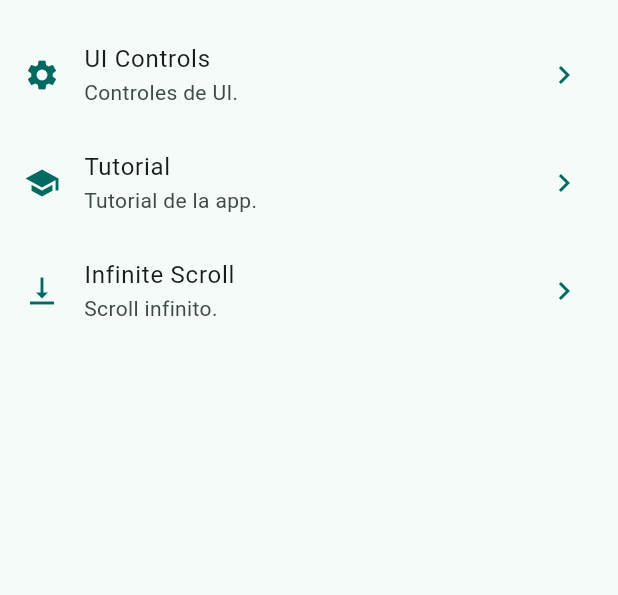
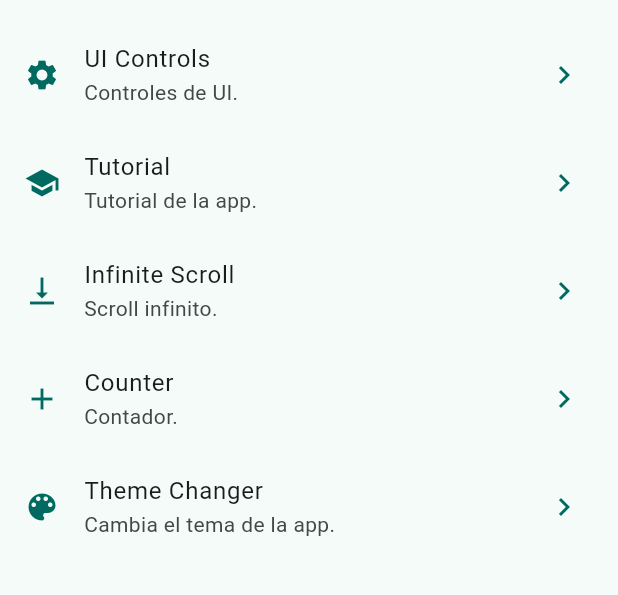
Before and after one commit to Jose-01010000/widget_app, a Flutter app: the screen it shows after launch, on a phone screen of 412 x 824 dp, the part 603-1198 px from its top. Run offline on Flutter 3.47's test engine with Material 2 defaults, Android fonts, the phone set to English and light mode, and no system bars; our stand-ins replace animate_do, go_router.

Commit message:
Agregado ruta counterScreen y ThemeScreen.

```diff
--- a/lib/config/menu_items/menu_items.dart
+++ b/lib/config/menu_items/menu_items.dart
@@ -62,4 +62,16 @@ const appMenuItem = <MenuItem>[
     link: '/infinite',
     icon: Icons.vertical_align_bottom,
   ),
+  MenuItem(
+    title: 'Counter',
+    subtitle: 'Contador.',
+    link: '/counter',
+    icon: Icons.add,
+  ),
+  MenuItem(
+    title: 'Theme Changer',
+    subtitle: 'Cambia el tema de la app.',
+    link: '/theme_changer',
+    icon: Icons.color_lens_rounded,
+  ),
 ];
--- a/lib/config/router/app_router.dart
+++ b/lib/config/router/app_router.dart
@@ -50,5 +50,15 @@ final appRouter = GoRouter(
       name: InfiniteScrollScreen.name,
       builder: (context, state) => const InfiniteScrollScreen(),
     ),
+    GoRoute(
+      path: '/counter',
+      name: CounterScreen.name,
+      builder: (context, state) => const CounterScreen(),
+    ),
+    GoRoute(
+      path: '/theme_changer',
+      name: ThemeCHangerScreen.name,
+      builder: (context, state) => const ThemeCHangerScreen(),
+    ),
   ],
 );
```
